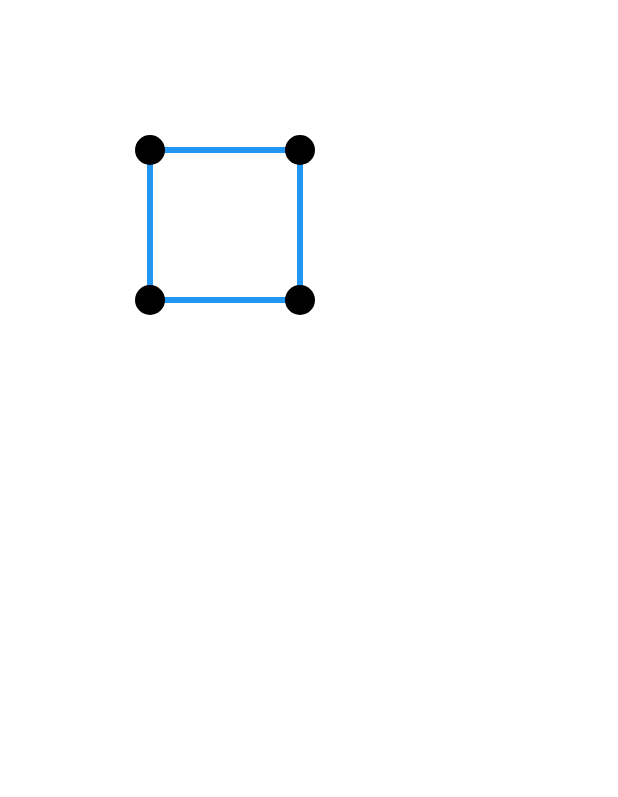
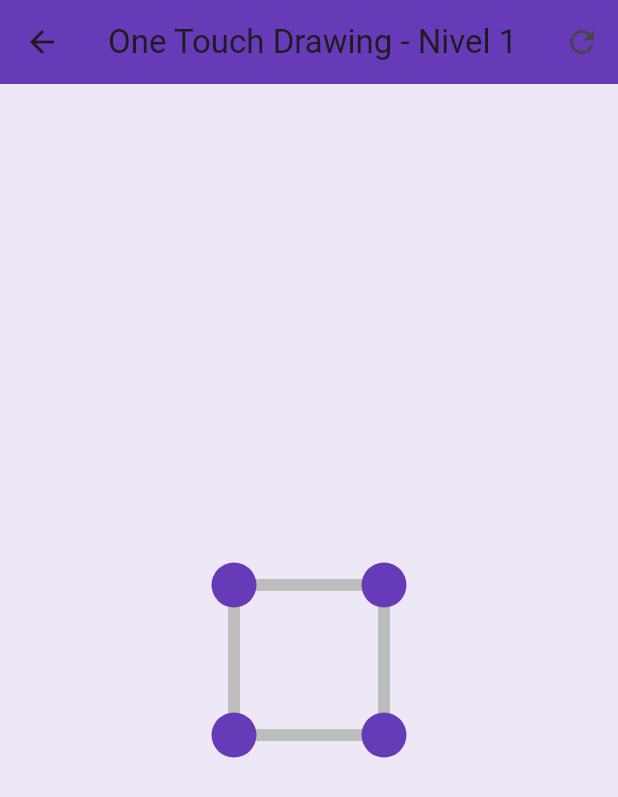
Before and after one commit to GeorgeLN/alzheimer_games, a Flutter app: the OneTouchGame screen opened by its route, on a phone screen of 412 x 824 dp. Shown: the top 797 px of the screen. Run offline on Flutter 3.47's test engine with Material 3 defaults, Android fonts, the phone set to English and light mode, and no system bars; our stand-ins replace cloud_firestore, equatable, firebase_auth, firebase_core, flutter_bloc, get_it; accounts and stored records are empty.

Commit message:
feat: Implementar el juego One Touch Drawing
Este commit introduce el juego completo 'One Touch Drawing'.

- Se ha creado una estructura de niveles flexible en un archivo separado.
- La pantalla del juego ha sido completamente rediseñada con una interfaz de usuario mejorada, incluyendo un AppBar, botones de reinicio y progresión de nivel.
- Se ha implementado la lógica completa del juego, con múltiples niveles, condiciones de victoria y una interacción de arrastrar para dibujar más intuitiva.
- El puzzle ahora se centra automáticamente en la pantalla para una mejor experiencia de usuario en diferentes dispositivos.
- Se ha añadido el juego a la lista de la pantalla principal para que sea accesible a los usuarios.

```diff
--- /dev/null
+++ b/lib/features/screens/games/OTD/otd_levels.dart
@@ -0,0 +1,58 @@
+import 'package:flutter/material.dart';
+import '../../../../data/models/game_model/otd_model.dart';
+
+class Level {
+  final List<Node> nodes;
+  final List<Line> lines;
+
+  Level({required this.nodes, required this.lines});
+}
+
+final List<Level> levels = [
+  // Level 1: Square
+  Level(
+    nodes: [
+      Node(const Offset(100, 100)),
+      Node(const Offset(200, 100)),
+      Node(const Offset(100, 200)),
+      Node(const Offset(200, 200)),
+    ],
+    lines: [
+      Line(0, 1),
+      Line(0, 2),
+      Line(1, 3),
+      Line(2, 3),
+    ],
+  ),
+  // Level 2: Triangle
+  Level(
+    nodes: [
+      Node(const Offset(150, 100)),
+      Node(const Offset(100, 200)),
+      Node(const Offset(200, 200)),
+    ],
+    lines: [
+      Line(0, 1),
+      Line(0, 2),
+      Line(1, 2),
+    ],
+  ),
+  // Level 3: House
+  Level(
+    nodes: [
+      Node(const Offset(150, 50)), // 0
+      Node(const Offset(100, 100)), // 1
+      Node(const Offset(200, 100)), // 2
+      Node(const Offset(100, 200)), // 3
+      Node(const Offset(200, 200)), // 4
+    ],
+    lines: [
+      Line(0, 1),
+      Line(0, 2),
+      Line(1, 2),
+      Line(1, 3),
+      Line(2, 4),
+      Line(3, 4),
+    ],
+  ),
+];
--- a/lib/features/screens/games/OTD/otd_screen.dart
+++ b/lib/features/screens/games/OTD/otd_screen.dart
@@ -1,8 +1,10 @@
 // ignore_for_file: library_private_types_in_public_api
 
 import 'package:flutter/material.dart';
+import 'package:flutter/services.dart';
 
 import '../../../../data/models/game_model/otd_model.dart';
+import 'otd_levels.dart';
 
 class OneTouchGame extends StatefulWidget {
   const OneTouchGame({super.key});
@@ -12,65 +14,152 @@ class OneTouchGame extends StatefulWidget {
 }
 
 class _OneTouchGameState extends State<OneTouchGame> {
-  List<Node> nodes = [];
-  List<Line> lines = [];
+  late List<Node> nodes;
+  late List<Line> lines;
   int? currentNode;
+  int currentLevelIndex = 0;
+  bool get isLevelComplete => lines.every((line) => line.isDrawn);
 
   @override
   void initState() {
     super.initState();
-    _initPuzzle();
+    _loadLevel(currentLevelIndex);
   }
 
-  void _initPuzzle() {
-    nodes = [
-      Node(Offset(100, 100)),
-      Node(Offset(200, 100)),
-      Node(Offset(100, 200)),
-      Node(Offset(200, 200)),
-    ];
-
-    lines = [
-      Line(0, 1),
-      Line(0, 2),
-      Line(1, 3),
-      Line(2, 3),
-    ];
+  void _loadLevel(int levelIndex) {
+    setState(() {
+      final level = levels[levelIndex];
+      nodes = level.nodes;
+      lines = level.lines.map((line) => Line(line.startNodeIndex, line.endNodeIndex)).toList();
+      currentNode = null;
+    });
   }
 
-  void _handleTap(Offset position) {
+  void _onPanStart(Offset position, Offset puzzleOffset) {
     for (int i = 0; i < nodes.length; i++) {
-      if ((nodes[i].position - position).distance < 20) {
-        if (currentNode == null) {
-          setState(() => currentNode = i);
-        } else {
-          Line? validLine = lines.firstWhere(
+      final nodePosition = nodes[i].position + puzzleOffset;
+      if ((nodePosition - position).distance < 25) {
+        setState(() {
+          currentNode = i;
+        });
+        break;
+      }
+    }
+  }
+
+  void _onPanUpdate(Offset position, Offset puzzleOffset) {
+    if (currentNode == null) return;
+
+    for (int i = 0; i < nodes.length; i++) {
+      if (i == currentNode) continue;
+
+      final nodePosition = nodes[i].position + puzzleOffset;
+      if ((nodePosition - position).distance < 25) {
+        final lineIndex = lines.indexWhere(
           (line) =>
               ((line.startNodeIndex == currentNode && line.endNodeIndex == i) ||
                (line.endNodeIndex == currentNode && line.startNodeIndex == i)) &&
               !line.isDrawn,
-            orElse: () => Line(-1, -1),
         );
 
-          if (validLine.startNodeIndex != -1) {
+        if (lineIndex != -1) {
+          HapticFeedback.lightImpact();
           setState(() {
-              validLine.isDrawn = true;
+            lines[lineIndex].isDrawn = true;
             currentNode = i;
+            if (isLevelComplete) {
+              _showLevelCompleteDialog();
+            }
           });
-          }
         }
         break;
       }
     }
   }
 
+  void _showLevelCompleteDialog() {
+    showDialog(
+      context: context,
+      barrierDismissible: false,
+      builder: (context) => AlertDialog(
+        title: const Text('¡Nivel Completado!'),
+        content: Text('¡Felicidades! Has completado el nivel ${currentLevelIndex + 1}.'),
+        actions: [
+          if (currentLevelIndex < levels.length - 1)
+            TextButton(
+              onPressed: () {
+                Navigator.of(context).pop();
+                setState(() {
+                  currentLevelIndex++;
+                  _loadLevel(currentLevelIndex);
+                });
+              },
+              child: const Text('Siguiente Nivel'),
+            )
+          else
+            TextButton(
+              onPressed: () {
+                Navigator.of(context).pop();
+                // Optionally, navigate back or show a game completion message
+              },
+              child: const Text('Jugar de Nuevo'),
+            ),
+        ],
+      ),
+    );
+  }
+
+  Offset _calculatePuzzleOffset(Size size) {
+    if (nodes.isEmpty) return Offset.zero;
+
+    double minX = double.infinity, minY = double.infinity;
+    double maxX = double.negativeInfinity, maxY = double.negativeInfinity;
+    for (var node in nodes) {
+      minX = min(minX, node.position.dx);
+      minY = min(minY, node.position.dy);
+      maxX = max(maxX, node.position.dx);
+      maxY = max(maxY, node.position.dy);
+    }
+    final puzzleWidth = maxX - minX;
+    final puzzleHeight = maxY - minY;
+    final puzzleCenterX = minX + puzzleWidth / 2;
+    final puzzleCenterY = minY + puzzleHeight / 2;
+
+    final center = size.center(Offset.zero);
+    return Offset(center.dx - puzzleCenterX, center.dy - puzzleCenterY);
+  }
+
   @override
   Widget build(BuildContext context) {
+    return Scaffold(
+      appBar: AppBar(
+        title: Text('One Touch Drawing - Nivel ${currentLevelIndex + 1}'),
+        backgroundColor: Colors.deepPurple,
+        actions: [
+          IconButton(
+            icon: const Icon(Icons.refresh),
+            tooltip: 'Reiniciar Nivel',
+            onPressed: () => _loadLevel(currentLevelIndex),
+          ),
+        ],
+      ),
+      body: LayoutBuilder(
+        builder: (context, constraints) {
+          final size = Size(constraints.maxWidth, constraints.maxHeight);
+          final puzzleOffset = _calculatePuzzleOffset(size);
+
           return GestureDetector(
-      onPanDown: (details) => _handleTap(details.localPosition),
+            onPanStart: (details) => _onPanStart(details.localPosition, puzzleOffset),
+            onPanUpdate: (details) => _onPanUpdate(details.localPosition, puzzleOffset),
+            child: Container(
+              color: Colors.deepPurple.shade50,
               child: CustomPaint(
                 size: Size.infinite,
-        painter: PuzzlePainter(nodes, lines),
+                painter: PuzzlePainter(nodes, lines, currentNode, puzzleOffset),
+              ),
+            ),
+          );
+        },
       ),
     );
   }
@@ -79,29 +168,43 @@ class _OneTouchGameState extends State<OneTouchGame> {
 class PuzzlePainter extends CustomPainter {
   final List<Node> nodes;
   final List<Line> lines;
+  final int? currentNode;
+  final Offset puzzleOffset;
 
-  PuzzlePainter(this.nodes, this.lines);
+  PuzzlePainter(this.nodes, this.lines, this.currentNode, this.puzzleOffset);
 
   @override
   void paint(Canvas canvas, Size size) {
-    final paint = Paint()
-      ..strokeWidth = 4
-      ..color = Colors.blue;
+    final linePaint = Paint()
+      ..strokeWidth = 8
+      ..strokeCap = StrokeCap.round;
+
+    final nodePaint = Paint();
 
     // Dibujar líneas
     for (var line in lines) {
-      final p1 = nodes[line.startNodeIndex].position;
-      final p2 = nodes[line.endNodeIndex].position;
-      paint.color = line.isDrawn ? Colors.green : Colors.blue;
-      canvas.drawLine(p1, p2, paint);
+      final p1 = nodes[line.startNodeIndex].position + puzzleOffset;
+      final p2 = nodes[line.endNodeIndex].position + puzzleOffset;
+      linePaint.color = line.isDrawn ? Colors.greenAccent : Colors.grey.shade400;
+      canvas.drawLine(p1, p2, linePaint);
     }
 
     // Dibujar nodos
-    for (var node in nodes) {
-      canvas.drawCircle(node.position, 10, Paint()..color = Colors.black);
+    for (int i = 0; i < nodes.length; i++) {
+      final node = nodes[i];
+      final position = node.position + puzzleOffset;
+      if (i == currentNode) {
+        nodePaint.color = Colors.orangeAccent;
+        canvas.drawCircle(position, 18, nodePaint);
+      }
+      nodePaint.color = Colors.deepPurple;
+      canvas.drawCircle(position, 15, nodePaint);
     }
   }
 
   @override
   bool shouldRepaint(covariant CustomPainter oldDelegate) => true;
+
+  double min(double a, double b) => a < b ? a : b;
+  double max(double a, double b) => a > b ? a : b;
 }
--- a/lib/features/screens/home/home_screen.dart
+++ b/lib/features/screens/home/home_screen.dart
@@ -41,6 +41,7 @@ class _HomeScreenState extends State<HomeScreen> {
       {'nombre': 'Rompecabezas deslizante', 'route': '/puzzle'},
       {'nombre': 'Trivia', 'route': '/trivia'},
       {'nombre': 'Encaje de Figuras', 'route': '/encaje_figura'},
+      {'nombre': 'One Touch Drawing', 'route': '/otd'},
     ];
 
     String firstName = _player?.userName ?? '';
```
Lines whose indentation alone changed are shown as unchanged.
